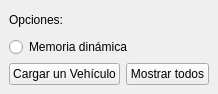
Matroska9/TP2UsoDeInterfaces, file mainwindow.ui: the form before one commit.
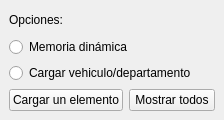
The form after the commit.

Commit message: Agregado stackableObject -> Departamento

Diff of the .ui file:
```diff
--- a/mainwindow.ui
+++ b/mainwindow.ui
@@ -6,14 +6,14 @@
    <rect>
     <x>0</x>
     <y>0</y>
-    <width>218</width>
-    <height>94</height>
+    <width>224</width>
+    <height>120</height>
    </rect>
   </property>
   <property name="maximumSize">
    <size>
-    <width>218</width>
-    <height>94</height>
+    <width>224</width>
+    <height>120</height>
    </size>
   </property>
   <property name="windowTitle">
@@ -35,6 +35,19 @@
         <property name="text">
          <string>Memoria dinámica</string>
         </property>
+        <property name="autoExclusive">
+         <bool>false</bool>
+        </property>
+       </widget>
+      </item>
+      <item>
+       <widget class="QRadioButton" name="radioButton_2">
+        <property name="text">
+         <string>Cargar vehiculo/departamento</string>
+        </property>
+        <property name="autoExclusive">
+         <bool>false</bool>
+        </property>
        </widget>
       </item>
       <item>
@@ -42,7 +55,7 @@
         <item>
          <widget class="QPushButton" name="pushButtonCargarUno">
           <property name="text">
-           <string>Cargar un Vehículo</string>
+           <string>Cargar un elemento</string>
           </property>
          </widget>
         </item>
```
The commit also changes 7 other files.
